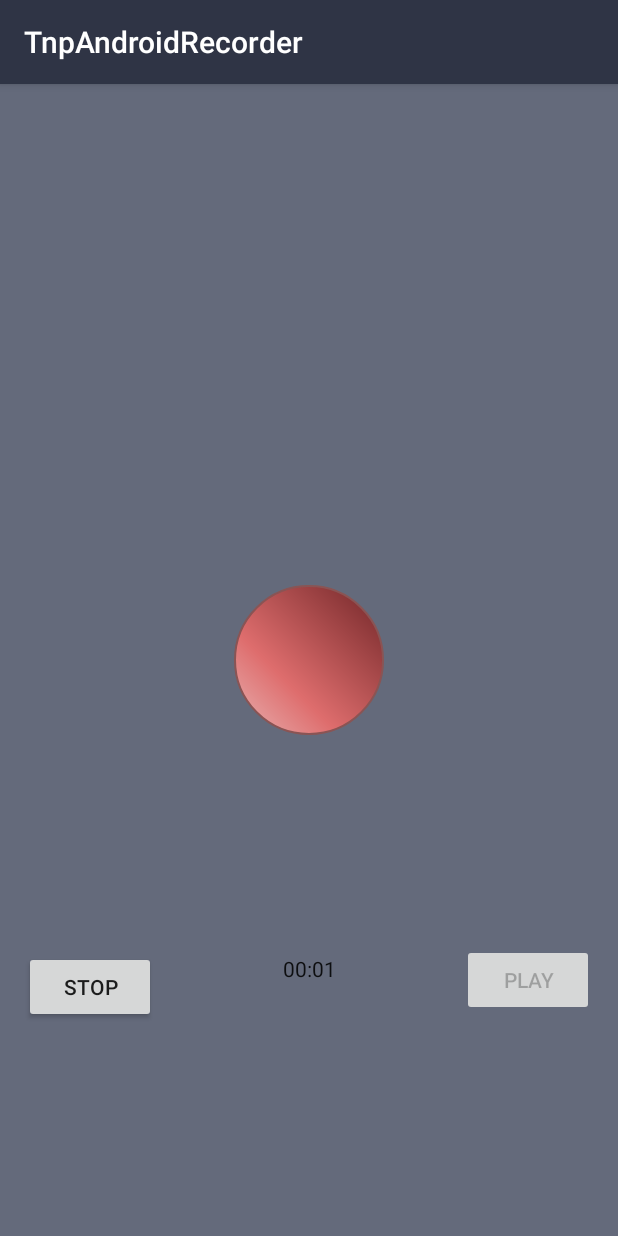
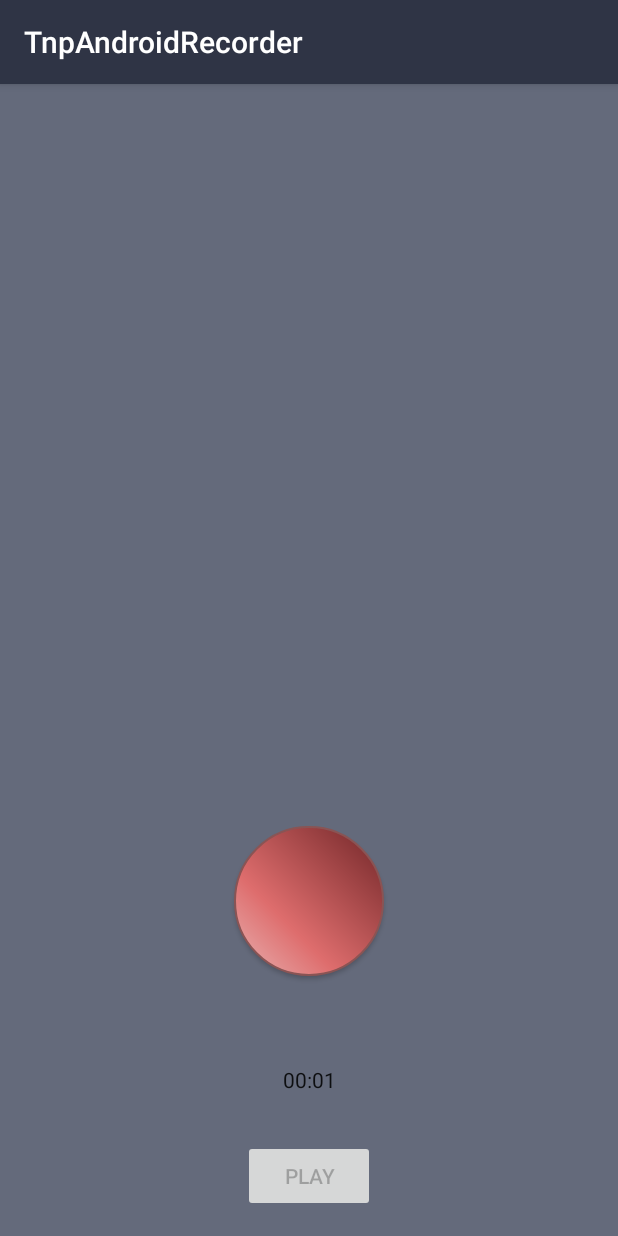
Before and after one commit to tnpestana/TnpAndroidRecorder, an Android app: the screen it shows after launch (MainActivity), after a tap on an icon or button, on a phone screen of 412 x 824 dp. Run offline under Robolectric (Android 15) with nearby library versions, the phone set to English and light mode, and no system bars.

Commit message:
record button now handles start and stop

```diff
--- a/app/src/main/java/com/tiagopestana/tnpandroidrecorder/MainActivity.java
+++ b/app/src/main/java/com/tiagopestana/tnpandroidrecorder/MainActivity.java
@@ -26,10 +26,11 @@ import java.io.IOException;
 
 public class MainActivity extends AppCompatActivity {
 
-    private Button btnPlay, btnRec, btnStop;
+    private Button btnPlay, btnRec;
     private MediaRecorder audioRecorder;
     private File outputFile;
     private Chronometer timer;
+    private boolean isRecording = false;
 
     @Override
     protected void onCreate(Bundle savedInstanceState) {
@@ -38,9 +39,7 @@ public class MainActivity extends AppCompatActivity {
 
         btnRec = (Button) findViewById(R.id.btnRec);
         btnPlay = (Button) findViewById(R.id.btnPlay);
-        btnStop = (Button) findViewById(R.id.btnStop);
         btnPlay.setEnabled(false);
-        btnStop.setEnabled(false);
 
         timer = (Chronometer) findViewById(R.id.textView);
 
@@ -53,14 +52,10 @@ public class MainActivity extends AppCompatActivity {
         btnRec.setOnClickListener(new View.OnClickListener() {
             @Override
             public void onClick(View v) {
-                requestAudioPermissions();
-            }
-        });
-
-        btnStop.setOnClickListener(new View.OnClickListener() {
-            @Override
-            public void onClick(View v) {
-                stopRecording();
+                if(!isRecording)
+                    requestAudioPermissions();
+                else
+                    stopRecording();
             }
         });
 
@@ -95,9 +90,7 @@ public class MainActivity extends AppCompatActivity {
             // handle
         }
 
-        btnRec.setEnabled(false);
-        btnStop.setEnabled(true);
-
+        isRecording = true;
         timer.setBase(SystemClock.elapsedRealtime());
         timer.start();
 
@@ -119,10 +112,9 @@ public class MainActivity extends AppCompatActivity {
             }
 
             audioRecorder = null;
-            btnRec.setEnabled(true);
             btnPlay.setEnabled(true);
             timer.stop();
-
+            isRecording = true;
             Toast.makeText(getApplicationContext(),
                     "Recording stopped",
                     Toast.LENGTH_LONG).show();
--- a/app/src/main/res/layout/activity_main.xml
+++ b/app/src/main/res/layout/activity_main.xml
@@ -12,49 +12,36 @@
         android:id="@+id/btnRec"
         android:layout_width="wrap_content"
         android:layout_height="wrap_content"
+        android:layout_marginBottom="8dp"
         android:background="@drawable/recordbutton"
-        app:layout_constraintBottom_toBottomOf="parent"
+        app:layout_constraintBottom_toTopOf="@+id/textView"
         app:layout_constraintEnd_toEndOf="parent"
         app:layout_constraintStart_toStartOf="parent"
-        app:layout_constraintTop_toTopOf="parent" />
+        app:layout_constraintTop_toTopOf="parent"
+        app:layout_constraintVertical_bias="0.906" />
 
     <Button
         android:id="@+id/btnPlay"
         android:layout_width="wrap_content"
         android:layout_height="wrap_content"
-        android:layout_marginTop="8dp"
-        android:layout_marginEnd="16dp"
+        android:layout_marginStart="8dp"
+        android:layout_marginEnd="8dp"
         android:layout_marginBottom="16dp"
         android:text="Play"
         app:layout_constraintBottom_toBottomOf="parent"
         app:layout_constraintEnd_toEndOf="parent"
-        app:layout_constraintTop_toBottomOf="@+id/btnRec" />
-
-    <Button
-        android:id="@+id/btnStop"
-        android:layout_width="wrap_content"
-        android:layout_height="wrap_content"
-        android:layout_marginStart="16dp"
-        android:layout_marginTop="8dp"
-        android:layout_marginBottom="8dp"
-        android:text="Stop"
-        app:layout_constraintBottom_toBottomOf="parent"
-        app:layout_constraintStart_toStartOf="parent"
-        app:layout_constraintTop_toBottomOf="@+id/btnRec"
-        app:layout_constraintVertical_bias="0.503" />
+        app:layout_constraintStart_toStartOf="parent" />
 
     <Chronometer
         android:id="@+id/textView"
-        android:layout_width="131dp"
+        android:layout_width="121dp"
         android:layout_height="42dp"
         android:layout_marginStart="8dp"
-        android:layout_marginTop="8dp"
         android:layout_marginEnd="8dp"
         android:layout_marginBottom="8dp"
         android:gravity="center_horizontal"
-        app:layout_constraintBottom_toBottomOf="parent"
-        app:layout_constraintEnd_toStartOf="@+id/btnPlay"
-        app:layout_constraintStart_toEndOf="@+id/btnStop"
-        app:layout_constraintTop_toBottomOf="@+id/btnRec" />
+        app:layout_constraintBottom_toTopOf="@+id/btnPlay"
+        app:layout_constraintEnd_toEndOf="parent"
+        app:layout_constraintStart_toStartOf="parent" />
 
 </android.support.constraint.ConstraintLayout>
```
